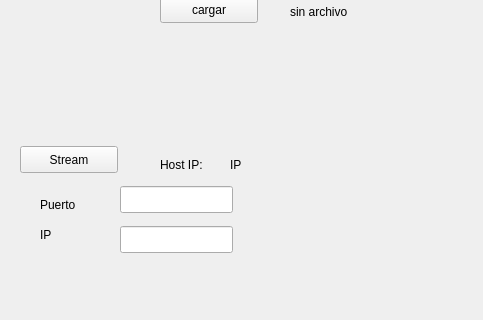
Qt form aplicacionQT/HostManager/mainwindow.ui (sergioalberto/proyecto1-SE) before a commit; both pictures show x 0 to 483 and y 91 to 411 of the 690 by 411 pixel window.
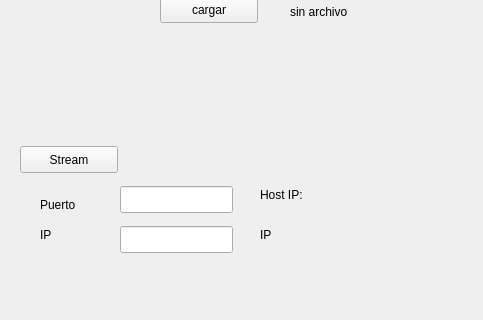
The same form after that commit.

Patch:
```diff
--- a/aplicacionQT/HostManager/mainwindow.ui
+++ b/aplicacionQT/HostManager/mainwindow.ui
@@ -63,8 +63,8 @@
    <widget class="QLabel" name="label">
     <property name="geometry">
      <rect>
-      <x>160</x>
-      <y>230</y>
+      <x>260</x>
+      <y>260</y>
       <width>66</width>
       <height>17</height>
      </rect>
@@ -76,8 +76,8 @@
    <widget class="QLabel" name="ipLabel">
     <property name="geometry">
      <rect>
-      <x>230</x>
-      <y>230</y>
+      <x>260</x>
+      <y>300</y>
       <width>66</width>
       <height>17</height>
      </rect>
```
Left out of the diff: 4 changed lines with no effect on the pictures.
